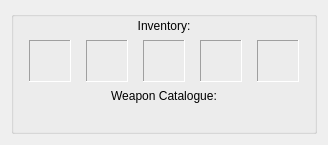
This is qweaponordertable.ui in JordanViramontes/Cave-Story-Profile-Manager as Qt 5 draws it before an edit. The edited form follows.
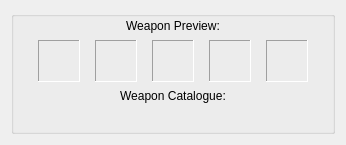
This is the edited form. Icons and pictures are not drawn.

Commit message: streamlined some logic and signals, weapon preview updates if weapon table changes

What changed in the file:
```diff
--- a/qweaponordertable.ui
+++ b/qweaponordertable.ui
@@ -6,7 +6,7 @@
    <rect>
     <x>0</x>
     <y>0</y>
-    <width>328</width>
+    <width>346</width>
     <height>145</height>
    </rect>
   </property>
@@ -38,7 +38,7 @@
       <item row="0" column="0">
        <widget class="QLabel" name="label">
         <property name="text">
-         <string>Inventory:</string>
+         <string>Weapon Preview:</string>
         </property>
         <property name="scaledContents">
          <bool>false</bool>
```
The commit also changes 8 other files.
